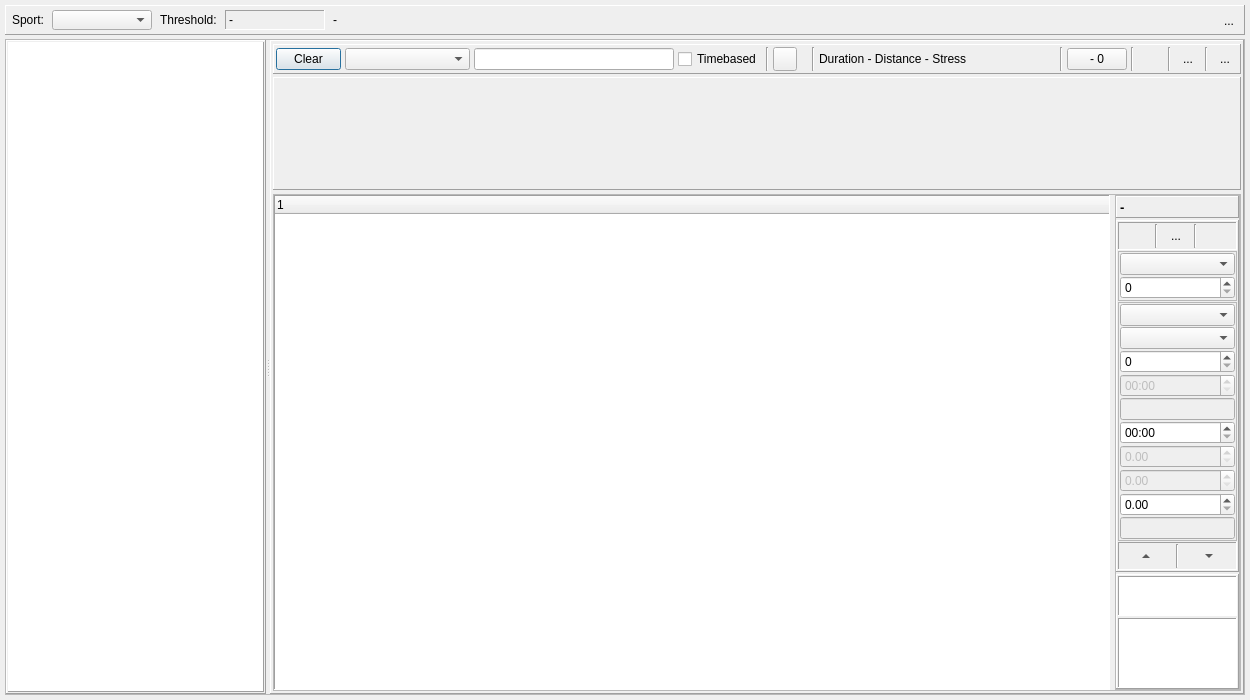
Tria-Andy/WorkoutEditor, file dialog_workcreator.ui: the form before one commit.
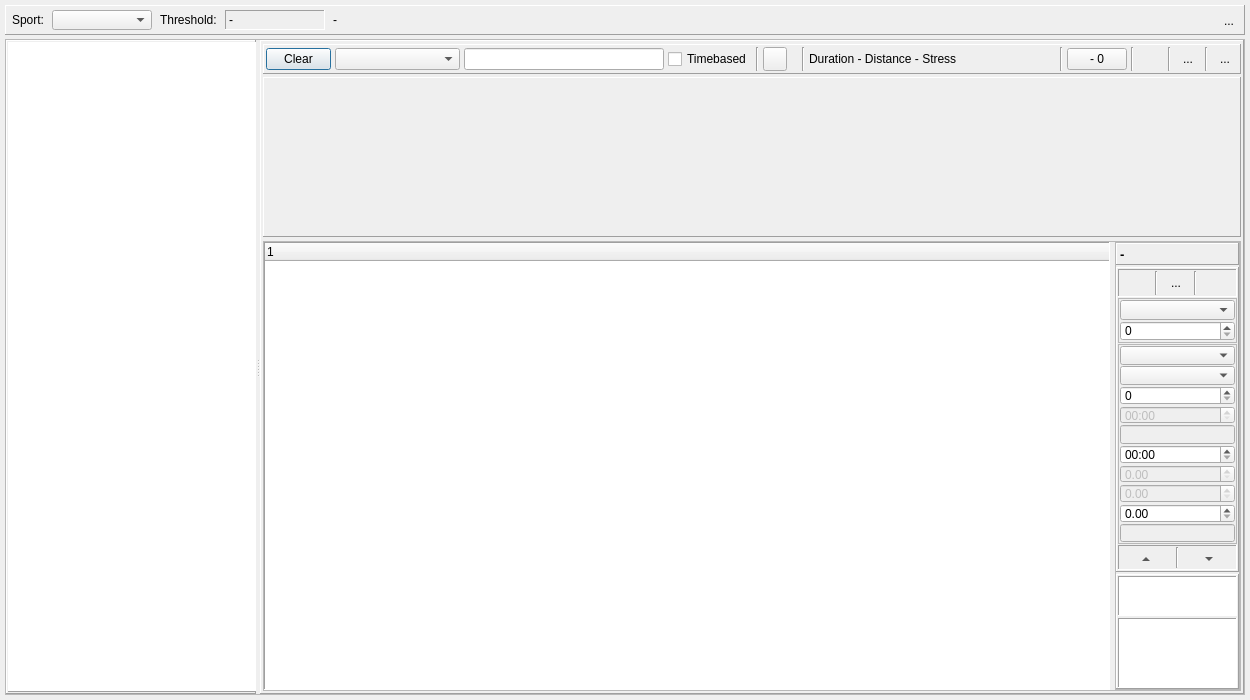
The form after the commit. Icons and pictures are not drawn. Custom widgets are drawn as their Qt base class.

What changed in the file:
```diff
--- a/dialog_workcreator.ui
+++ b/dialog_workcreator.ui
@@ -210,6 +210,12 @@
          <enum>Qt::Horizontal</enum>
         </property>
         <widget class="QFrame" name="frame_workList">
+         <property name="sizePolicy">
+          <sizepolicy hsizetype="Preferred" vsizetype="Preferred">
+           <horstretch>1</horstretch>
+           <verstretch>0</verstretch>
+          </sizepolicy>
+         </property>
          <property name="minimumSize">
           <size>
            <width>250</width>
@@ -308,6 +314,12 @@
           </property>
           <item>
            <widget class="QFrame" name="frame_info">
+            <property name="sizePolicy">
+             <sizepolicy hsizetype="Preferred" vsizetype="Preferred">
+              <horstretch>0</horstretch>
+              <verstretch>0</verstretch>
+             </sizepolicy>
+            </property>
             <property name="minimumSize">
              <size>
               <width>0</width>
@@ -701,6 +713,12 @@
               <verstretch>1</verstretch>
              </sizepolicy>
             </property>
+            <property name="maximumSize">
+             <size>
+              <width>16777215</width>
+              <height>450</height>
+             </size>
+            </property>
             <property name="frameShape">
              <enum>QFrame::StyledPanel</enum>
             </property>
@@ -758,7 +776,7 @@
                <property name="maximumSize">
                 <size>
                  <width>125</width>
-                 <height>16777215</height>
+                 <height>450</height>
                 </size>
                </property>
                <property name="frameShape">
@@ -1010,10 +1028,24 @@
                        <number>1</number>
                       </property>
                       <item>
-                       <widget class="QComboBox" name="comboBox_partName"/>
+                       <widget class="QComboBox" name="comboBox_partName">
+                        <property name="maximumSize">
+                         <size>
+                          <width>16777215</width>
+                          <height>20</height>
+                         </size>
+                        </property>
+                       </widget>
                       </item>
                       <item>
-                       <widget class="QSpinBox" name="spinBox_repeats"/>
+                       <widget class="QSpinBox" name="spinBox_repeats">
+                        <property name="maximumSize">
+                         <size>
+                          <width>16777215</width>
+                          <height>20</height>
+                         </size>
+                        </property>
+                       </widget>
                       </item>
                      </layout>
                     </widget>
@@ -1056,13 +1088,38 @@
                        <number>1</number>
                       </property>
                       <item>
-                       <widget class="QComboBox" name="comboBox_stepName"/>
+                       <widget class="QComboBox" name="comboBox_stepName">
+                        <property name="maximumSize">
+                         <size>
+                          <width>16777215</width>
+                          <height>20</height>
+                         </size>
+                        </property>
+                        <property name="font">
+                         <font>
+                          <pointsize>8</pointsize>
+                         </font>
+                        </property>
+                       </widget>
                       </item>
                       <item>
-                       <widget class="QComboBox" name="comboBox_levelName"/>
+                       <widget class="QComboBox" name="comboBox_levelName">
+                        <property name="maximumSize">
+                         <size>
+                          <width>16777215</width>
+                          <height>20</height>
+                         </size>
+                        </property>
+                       </widget>
                       </item>
                       <item>
                        <widget class="QSpinBox" name="spinBox_level">
+                        <property name="maximumSize">
+                         <size>
+                          <width>16777215</width>
+                          <height>20</height>
+                         </size>
+                        </property>
                         <property name="maximum">
                          <number>500</number>
                         </property>
@@ -1073,6 +1130,12 @@
                         <property name="enabled">
                          <bool>false</bool>
                         </property>
+                        <property name="maximumSize">
+                         <size>
+                          <width>16777215</width>
+                          <height>20</height>
+                         </size>
+                        </property>
                         <property name="displayFormat">
                          <string>mm:ss</string>
                         </property>
@@ -1083,10 +1146,22 @@
                         <property name="enabled">
                          <bool>false</bool>
                         </property>
+                        <property name="maximumSize">
+                         <size>
+                          <width>16777215</width>
+                          <height>20</height>
+                         </size>
+                        </property>
                        </widget>
                       </item>
                       <item>
                        <widget class="QTimeEdit" name="timeEdit_lapTime">
+                        <property name="maximumSize">
+                         <size>
+                          <width>16777215</width>
+                          <height>20</height>
+                         </size>
+                        </property>
                         <property name="displayFormat">
                          <string>mm:ss</string>
                         </property>
@@ -1097,6 +1172,12 @@
                         <property name="enabled">
                          <bool>false</bool>
                         </property>
+                        <property name="maximumSize">
+                         <size>
+                          <width>16777215</width>
+                          <height>20</height>
+                         </size>
+                        </property>
                        </widget>
                       </item>
                       <item>
@@ -1104,16 +1185,41 @@
                         <property name="enabled">
                          <bool>false</bool>
                         </property>
+                        <property name="maximumSize">
+                         <size>
+                          <width>16777215</width>
+                          <height>20</height>
+                         </size>
+                        </property>
+                        <property name="minimum">
+                         <double>0.000000000000000</double>
+                        </property>
+                        <property name="maximum">
+                         <double>999.990000000000009</double>
+                        </property>
                        </widget>
                       </item>
                       <item>
-                       <widget class="QDoubleSpinBox" name="doubleSpinBox_distance"/>
+                       <widget class="QDoubleSpinBox" name="doubleSpinBox_distance">
+                        <property name="maximumSize">
+                         <size>
+                          <width>16777215</width>
+                          <height>20</height>
+                         </size>
+                        </property>
+                       </widget>
                       </item>
                       <item>
                        <widget class="QLineEdit" name="lineEdit_speed">
                         <property name="enabled">
                          <bool>false</bool>
                         </property>
+                        <property name="maximumSize">
+                         <size>
+                          <width>16777215</width>
+                          <height>20</height>
+                         </size>
+                        </property>
                        </widget>
                       </item>
                      </layout>
@@ -1121,6 +1227,12 @@
                    </item>
                    <item>
                     <widget class="QFrame" name="frame_move">
+                     <property name="maximumSize">
+                      <size>
+                       <width>16777215</width>
+                       <height>25</height>
+                      </size>
+                     </property>
                      <property name="frameShape">
                       <enum>QFrame::Panel</enum>
                      </property>
```
